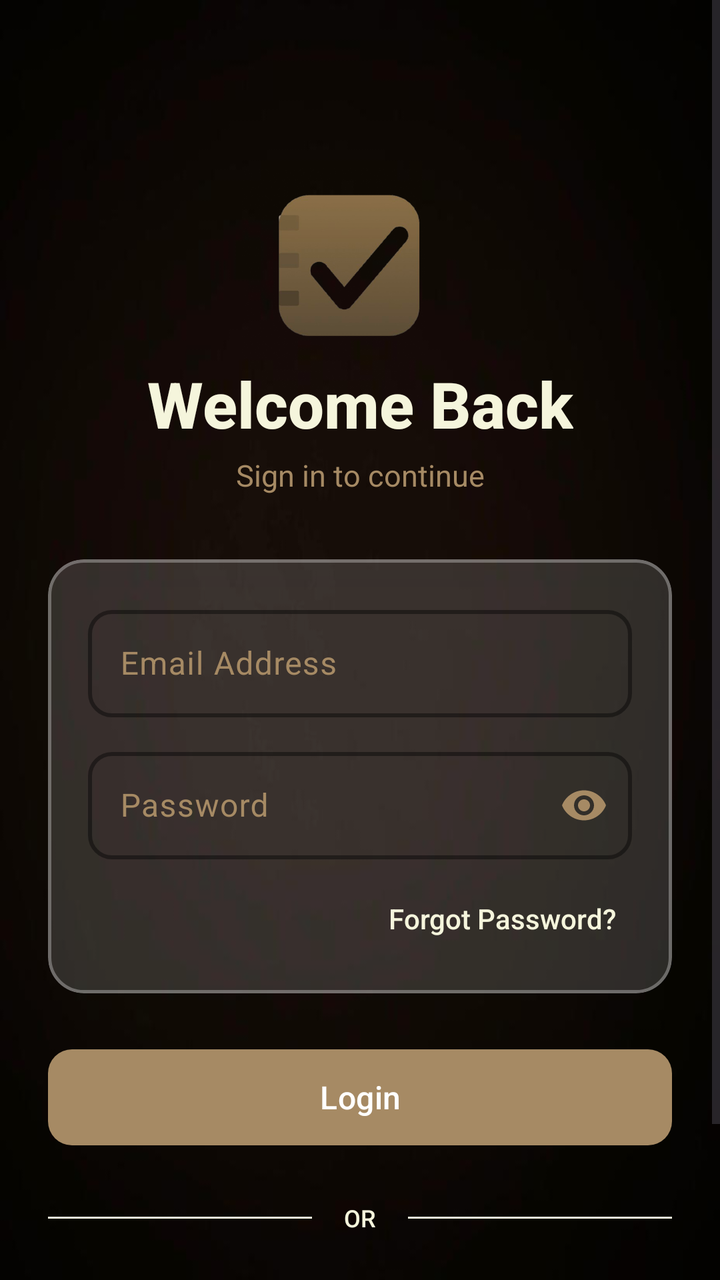
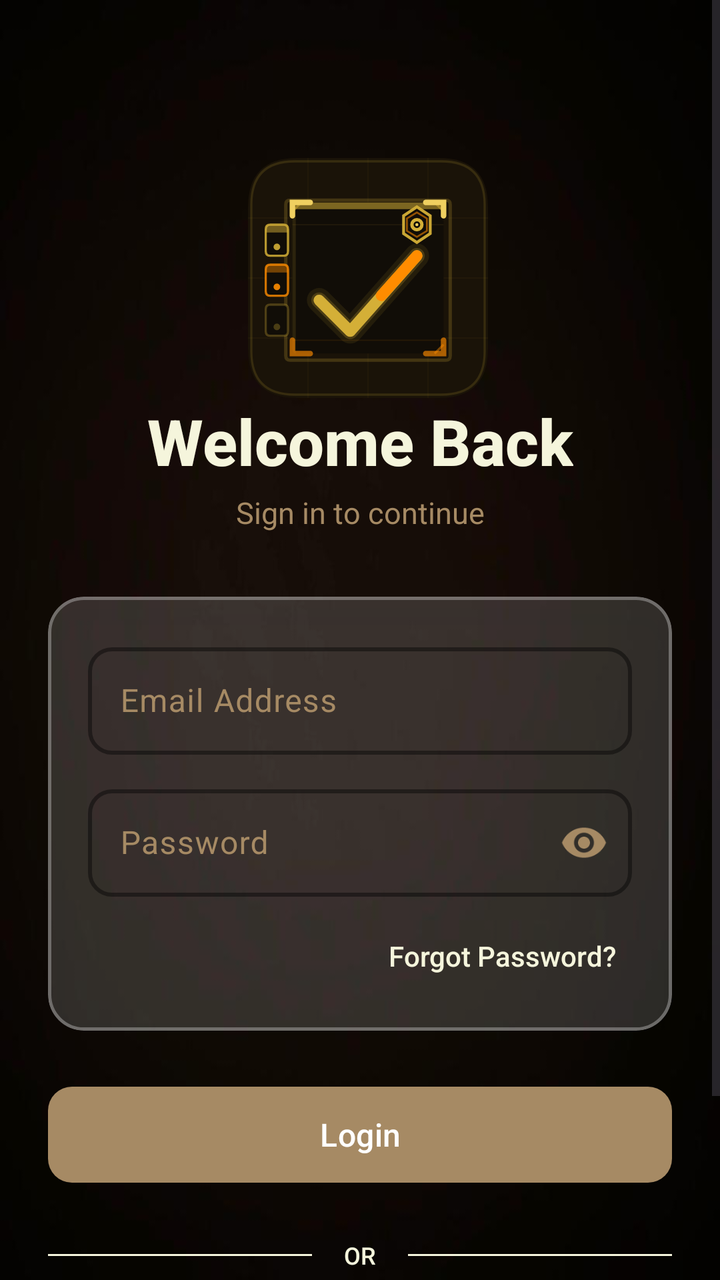

Two renders of the same Android screen: before a commit and after it. Below are the layout's source before the change and the commit's diff.
<!-- AndroidManifest.xml: application theme Theme.TaskVault -->
<!-- res/layout/login.xml -->
<?xml version="1.0" encoding="utf-8"?>
<layout
    xmlns:android="http://schemas.android.com/apk/res/android"
    xmlns:app="http://schemas.android.com/apk/res-auto"
    xmlns:tools="http://schemas.android.com/tools">

<androidx.constraintlayout.widget.ConstraintLayout
    android:id="@+id/main"
    android:layout_width="match_parent"
    android:layout_height="match_parent"
    android:background="@drawable/back"
    tools:context="LoginHandler.Login">

    <ScrollView
        android:layout_width="match_parent"
        android:layout_height="match_parent"
        android:fillViewport="true">

        <androidx.constraintlayout.widget.ConstraintLayout
            android:layout_width="match_parent"
            android:layout_height="wrap_content"
            android:padding="24dp">

            
            <ImageView
                android:id="@+id/logo_vault"
                android:layout_width="120dp"
                android:layout_height="120dp"
                android:src="@drawable/logo"
                android:contentDescription="Vault Logo"
                android:layout_marginTop="60dp"
                android:layout_marginLeft="-28dp"
                app:layout_constraintTop_toTopOf="parent"
                app:layout_constraintStart_toStartOf="parent"
                app:layout_constraintEnd_toEndOf="parent" />

            
            <TextView
                android:id="@+id/welcome_text"
                android:layout_width="wrap_content"
                android:layout_height="wrap_content"
                android:text="Welcome Back"
                android:textSize="32sp"
                android:textStyle="bold"
                android:textColor="#F5F5DC"
                android:fontFamily="sans-serif-medium"
                android:layout_marginTop="-24dp"
                app:layout_constraintTop_toBottomOf="@id/logo_vault"
                app:layout_constraintStart_toStartOf="parent"
                app:layout_constraintEnd_toEndOf="parent" />

            
            <TextView
                android:id="@+id/subtitle_text"
                android:layout_width="wrap_content"
                android:layout_height="wrap_content"
                android:text="Sign in to continue"
                android:textColor="#A68A64"
                android:textSize="15sp"
                android:fontFamily="sans-serif"
                android:layout_marginTop="4dp"
                app:layout_constraintTop_toBottomOf="@id/welcome_text"
                app:layout_constraintStart_toStartOf="parent"
                app:layout_constraintEnd_toEndOf="parent" />

            
            <com.google.android.material.card.MaterialCardView
                android:id="@+id/login_card"
                android:layout_width="0dp"
                android:layout_height="wrap_content"
                android:layout_marginTop="32dp"
                app:cardCornerRadius="18dp"
                app:cardElevation="6dp"
                app:cardBackgroundColor="#26FFFFFF"
                app:strokeWidth="1.5dp"
                app:cardMaxElevation="10dp"
                app:strokeColor="#4DFFFFFF"
                android:outlineAmbientShadowColor="#40000000"
                android:outlineSpotShadowColor="#40000000"
                app:layout_constraintTop_toBottomOf="@id/subtitle_text"
                app:layout_constraintStart_toStartOf="parent"
                app:layout_constraintEnd_toEndOf="parent">

                <LinearLayout
                    android:layout_width="match_parent"
                    android:layout_height="wrap_content"
                    android:orientation="vertical"
                    android:padding="20dp">

                    
                    <com.google.android.material.textfield.TextInputLayout
                        android:id="@+id/email_input"
                        style="@style/Widget.Material3.TextInputLayout.OutlinedBox"
                        android:layout_width="match_parent"
                        android:layout_height="wrap_content"
                        android:hint="Email Address"
                        app:boxBackgroundColor="@android:color/transparent"
                        app:boxCornerRadiusTopStart="12dp"
                        app:boxCornerRadiusTopEnd="12dp"
                        app:boxCornerRadiusBottomStart="12dp"
                        app:boxCornerRadiusBottomEnd="12dp"
                        app:boxStrokeColor="#A68A64"
                        app:boxStrokeWidth="2dp"
                        app:boxStrokeWidthFocused="2dp"
                        android:textColorHint="#A68A64"
                        app:hintTextColor="#A68A64"
                        app:hintAnimationEnabled="true">

                        <com.google.android.material.textfield.TextInputEditText
                            android:layout_width="match_parent"
                            android:layout_height="wrap_content"
                            android:textColor="#F5F5DC"
                            android:textSize="16sp"
                            android:textColorHint="#80A68A64"
                            android:fontFamily="sans-serif"
                            android:inputType="textEmailAddress"
                            android:paddingTop="16dp"
                            android:paddingBottom="16dp" />
                    </com.google.android.material.textfield.TextInputLayout>

                    
                    <com.google.android.material.textfield.TextInputLayout
                        android:id="@+id/password_input"
                        style="@style/Widget.Material3.TextInputLayout.OutlinedBox"
                        android:layout_width="match_parent"
                        android:layout_height="wrap_content"
                        android:hint="Password"
                        android:layout_marginTop="12dp"
                        app:endIconMode="password_toggle"
                        app:endIconTint="#A68A64"
                        app:boxBackgroundColor="@android:color/transparent"
                        app:boxCornerRadiusTopStart="12dp"
                        app:boxCornerRadiusTopEnd="12dp"
                        app:boxCornerRadiusBottomStart="12dp"
                        app:boxCornerRadiusBottomEnd="12dp"
                        app:boxStrokeColor="#A68A64"
                        app:boxStrokeWidth="2dp"
                        app:boxStrokeWidthFocused="2dp"
                        android:textColorHint="#A68A64"
                        app:hintTextColor="#A68A64"
                        app:hintAnimationEnabled="true">

                        <com.google.android.material.textfield.TextInputEditText
                            android:layout_width="match_parent"
                            android:layout_height="wrap_content"
                            android:textColor="#F5F5DC"
                            android:textSize="16sp"
                            android:textColorHint="#80A68A64"
                            android:fontFamily="sans-serif"
                            android:inputType="textPassword"
                            android:paddingTop="16dp"
                            android:paddingBottom="16dp" />
                    </com.google.android.material.textfield.TextInputLayout>

                    
                    <TextView
                        android:id="@+id/forgot_password"
                        android:layout_width="wrap_content"
                        android:layout_height="wrap_content"
                        android:text="Forgot Password?"
                        android:textColor="#F5F5DC"
                        android:textSize="14sp"
                        android:fontFamily="sans-serif-medium"
                        android:layout_marginTop="12dp"
                        android:layout_gravity="end"
                        android:padding="8dp"
                        android:clickable="true"
                        android:focusable="true" />

                </LinearLayout>
            </com.google.android.material.card.MaterialCardView>

            
            <com.google.android.material.button.MaterialButton
                android:id="@+id/login_btn"
                android:layout_width="0dp"
                android:layout_height="56dp"
                android:text="Login"
                android:textAllCaps="false"
                android:textSize="16sp"
                android:fontFamily="sans-serif-medium"
                android:letterSpacing="0.01"
                app:cornerRadius="12dp"
                app:elevation="2dp"
                app:backgroundTint="#A68A64"
                android:layout_marginTop="24dp"
                style="@style/Widget.Material3.Button"
                app:layout_constraintTop_toBottomOf="@id/login_card"
                app:layout_constraintStart_toStartOf="parent"
                app:layout_constraintEnd_toEndOf="parent" />

            
            <LinearLayout
                android:id="@+id/divider_layout"
                android:layout_width="0dp"
                android:layout_height="wrap_content"
                android:orientation="horizontal"
                android:gravity="center_vertical"
                android:layout_marginTop="24dp"
                app:layout_constraintTop_toBottomOf="@id/login_btn"
                app:layout_constraintStart_toStartOf="parent"
                app:layout_constraintEnd_toEndOf="parent">

                <View
                    android:layout_width="0dp"
                    android:layout_height="1dp"
                    android:layout_weight="1"
                    android:background="#F5F5DC" />

                <TextView
                    android:layout_width="wrap_content"
                    android:layout_height="wrap_content"
                    android:text="OR"
                    android:textColor="#F5F5DC"
                    android:textSize="12sp"
                    android:fontFamily="sans-serif-medium"
                    android:paddingStart="16dp"
                    android:paddingEnd="16dp" />

                <View
                    android:layout_width="0dp"
                    android:layout_height="1dp"
                    android:layout_weight="1"
                    android:background="#F5F5DC" />
            </LinearLayout>

            
            <com.google.android.material.button.MaterialButton
                android:id="@+id/signup_btn"
                android:layout_width="wrap_content"
                android:layout_height="wrap_content"
                android:text="Don't have an account? Sign Up"
                android:textSize="14sp"
                android:fontFamily="sans-serif-medium"
                android:textColor="#F5F5DC"
                android:layout_marginTop="16dp"
                android:stateListAnimator="@null"
                style="@style/Widget.Material3.Button.TextButton"
                app:layout_constraintTop_toBottomOf="@id/divider_layout"
                app:layout_constraintStart_toStartOf="parent"
                app:layout_constraintEnd_toEndOf="parent"
                app:layout_constraintBottom_toBottomOf="parent"
                android:layout_marginBottom="24dp" />

        </androidx.constraintlayout.widget.ConstraintLayout>
    </ScrollView>

</androidx.constraintlayout.widget.ConstraintLayout>
</layout>
<!-- resources referenced by this layout -->
<resources>
  <!-- drawable back: jpeg bitmap (drawable, 11580 bytes) -->
  <!-- drawable logo: png bitmap (drawable, 119760 bytes) -->
  <style name="Theme.TaskVault" parent="Base.Theme.TaskVault" />
  <style name="Base.Theme.TaskVault" parent="Theme.Material3.DayNight.NoActionBar">
          <item name="colorPrimary">@color/md_theme_light_primary</item>
          <item name="colorOnPrimary">@color/md_theme_light_onPrimary</item>
          <item name="colorPrimaryContainer">@color/md_theme_light_primaryContainer</item>
          <item name="colorOnPrimaryContainer">@color/md_theme_light_onPrimaryContainer</item>
  
          <item name="colorSecondary">@color/md_theme_light_secondary</item>
          <item name="colorOnSecondary">@color/md_theme_light_onSecondary</item>
          <item name="colorSecondaryContainer">@color/md_theme_light_secondaryContainer</item>
  
          <item name="colorTertiary">@color/md_theme_light_tertiary</item>
          <item name="colorTertiaryContainer">@color/md_theme_light_tertiaryContainer</item>
  
          <item name="android:colorBackground">@color/md_theme_light_background</item>
          <item name="colorOnBackground">@color/md_theme_light_onBackground</item>
          <item name="colorSurface">@color/md_theme_light_surface</item>
          <item name="colorOnSurface">@color/md_theme_light_onSurface</item>
          <item name="colorSurfaceVariant">@color/md_theme_light_surfaceVariant</item>
  
          <item name="colorOutline">@color/md_theme_light_outline</item>
          <item name="colorOutlineVariant">@color/md_theme_light_outlineVariant</item>
  
          <item name="android:statusBarColor">@color/md_theme_light_background</item>
          <item name="android:windowLightStatusBar">true</item>
      </style>
  <color name="md_theme_light_primary">#6D5C47</color>
  <color name="md_theme_light_onPrimary">#FFFFFF</color>
  <color name="md_theme_light_primaryContainer">#F5E6D3</color>
  <color name="md_theme_light_onPrimaryContainer">#4A3F32</color>
  <color name="md_theme_light_secondary">#9A8A7A</color>
  <color name="md_theme_light_onSecondary">#FFFFFF</color>
  <color name="md_theme_light_secondaryContainer">#F0E4D7</color>
  <color name="md_theme_light_tertiary">#C4A57B</color>
  <color name="md_theme_light_tertiaryContainer">#FFF4E3</color>
  <color name="md_theme_light_background">#FFF9F5</color>
  <color name="md_theme_light_onBackground">#1F1B16</color>
  <color name="md_theme_light_surface">#FFFBF7</color>
  <color name="md_theme_light_onSurface">#1F1B16</color>
  <color name="md_theme_light_surfaceVariant">#F5EAE0</color>
  <color name="md_theme_light_outline">#82786C</color>
  <color name="md_theme_light_outlineVariant">#D6CAB9</color>
</resources>

<!-- the commit's change to res/layout/login.xml (unified diff, before → after) -->
@@ -26,10 +26,10 @@
                 android:id="@+id/logo_vault"
                 android:layout_width="120dp"
                 android:layout_height="120dp"
-                android:src="@drawable/logo"
+                android:layout_marginLeft="8dp"
+                android:src="@drawable/taskvault_logo"
                 android:contentDescription="Vault Logo"
-                android:layout_marginTop="60dp"
-                android:layout_marginLeft="-28dp"
+                android:layout_marginTop="55dp"
                 app:layout_constraintTop_toTopOf="parent"
                 app:layout_constraintStart_toStartOf="parent"
                 app:layout_constraintEnd_toEndOf="parent" />
@@ -44,7 +44,6 @@
                 android:textStyle="bold"
                 android:textColor="#F5F5DC"
                 android:fontFamily="sans-serif-medium"
-                android:layout_marginTop="-24dp"
                 app:layout_constraintTop_toBottomOf="@id/logo_vault"
                 app:layout_constraintStart_toStartOf="parent"
                 app:layout_constraintEnd_toEndOf="parent" />
<!-- resource entries referenced after the edit -->
@@ -1,7 +1,7 @@
 <!-- resources referenced by this layout -->
 <resources>
   <!-- drawable back: jpeg bitmap (drawable, 11580 bytes) -->
-  <!-- drawable logo: png bitmap (drawable, 119760 bytes) -->
+  <!-- drawable taskvault_logo: vector/xml drawable (drawable, 7568 chars, omitted) -->
   <style name="Theme.TaskVault" parent="Base.Theme.TaskVault" />
   <style name="Base.Theme.TaskVault" parent="Theme.Material3.DayNight.NoActionBar">
           <item name="colorPrimary">@color/md_theme_light_primary</item>
